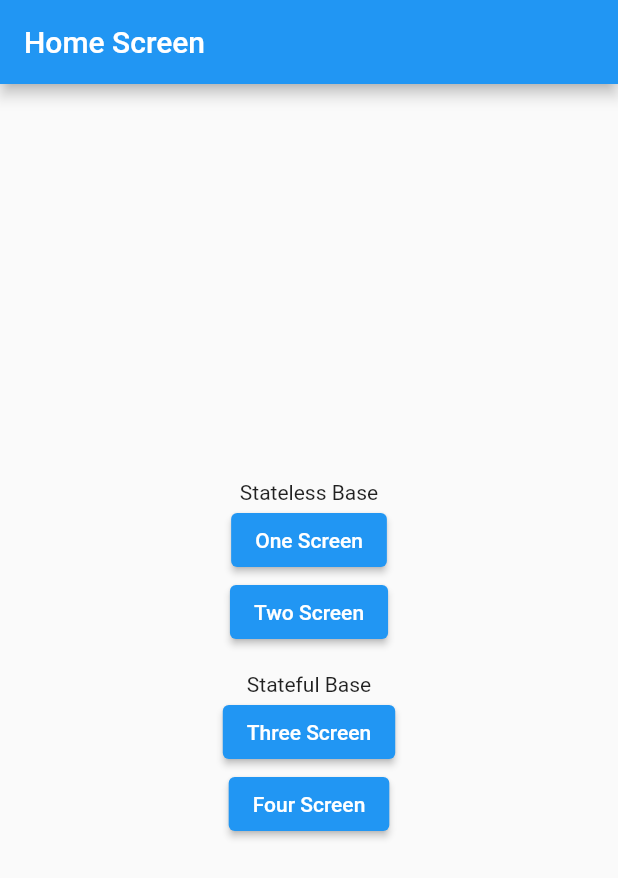
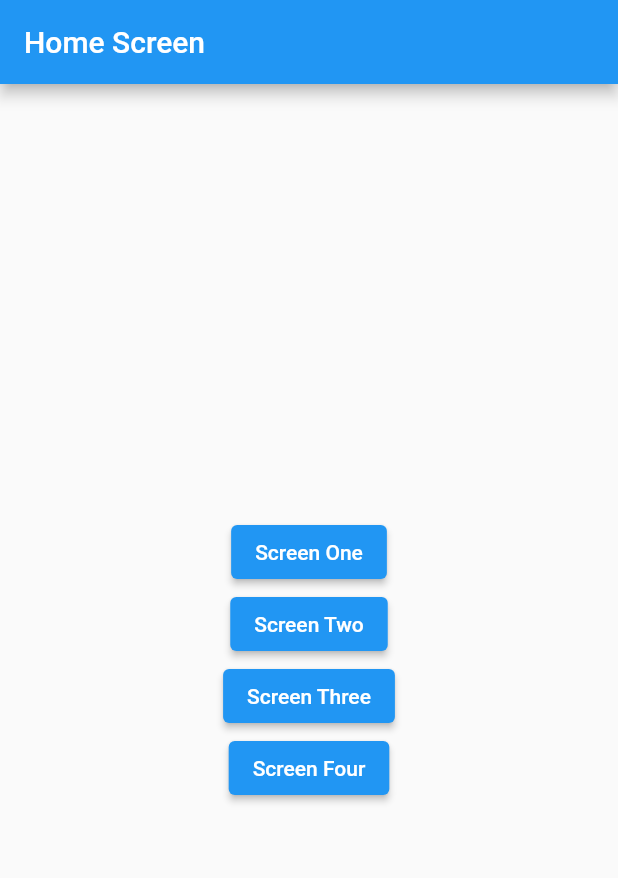
Before and after one commit to sHong7512/flutter_abstract_widget, a Flutter app: the screen it shows after launch, on a phone screen of 412 x 824 dp. Shown: the top 878 px of the screen. Run offline on Flutter 3.47's test engine with Material 2 defaults, Android fonts, the phone set to English and light mode, and no system bars.

Commit message:
[Add] MainLayout & [Change] Simple route

```diff
--- /dev/null
+++ b/lib/base/main_layout.dart
@@ -0,0 +1,22 @@
+import 'package:flutter/material.dart';
+
+class MainLayout extends StatelessWidget {
+  final Widget title;
+  final Widget body;
+
+  const MainLayout({
+    Key? key,
+    required this.title,
+    required this.body,
+  }) : super(key: key);
+
+  @override
+  Widget build(BuildContext context) {
+    return Scaffold(
+      appBar: AppBar(
+        title: title,
+      ),
+      body: body,
+    );
+  }
+}
--- a/lib/main.dart
+++ b/lib/main.dart
@@ -3,6 +3,8 @@ import 'package:abstract_widget/screen/stateful/screen_three.dart';
 import 'package:abstract_widget/screen/stateless/screen_one.dart';
 import 'package:abstract_widget/screen/stateless/screen_two.dart';
 import 'package:flutter/material.dart';
+
+import 'base/main_layout.dart';
 
 void main() {
   runApp(
@@ -12,47 +14,55 @@ void main() {
   );
 }
 
+class ScreenModel {
+  final WidgetBuilder builder;
+  final String name;
+
+  ScreenModel({
+    required this.builder,
+    required this.name,
+  });
+}
+
 class HomeScreen extends StatelessWidget {
-  const HomeScreen({Key? key}) : super(key: key);
+  HomeScreen({Key? key}) : super(key: key);
+
+  final screens = [
+    ScreenModel(
+      builder: (_) => ScreenOne(),
+      name: 'Screen One',
+    ),
+    ScreenModel(
+      builder: (_) => ScreenTwo(title: 'SCREEN TWO'),
+      name: 'Screen Two',
+    ),
+    ScreenModel(
+      builder: (_) => ScreenThree(),
+      name: 'Screen Three',
+    ),
+    ScreenModel(
+      builder: (_) => ScreenFour(title: 'SCREEN FOUR'),
+      name: 'Screen Four',
+    ),
+  ];
 
   @override
   Widget build(BuildContext context) {
-    return Scaffold(
-      appBar: AppBar(
-        title: Text('Home Screen'),
-      ),
+    return MainLayout(
+      title: Text('Home Screen'),
       body: Center(
         child: Column(
           mainAxisAlignment: MainAxisAlignment.center,
-          children: [
-            Text('Stateless Base'),
-            ElevatedButton(
-              onPressed: () {
-                Navigator.of(context).push(MaterialPageRoute(builder: (_) => ScreenOne()));
-              },
-              child: Text('One Screen'),
-            ),
-            ElevatedButton(
-              onPressed: () {
-                Navigator.of(context).push(MaterialPageRoute(builder: (_) => ScreenTwo(title: 'SCREEN TWO')));
-              },
-              child: Text('Two Screen'),
-            ),
-            SizedBox(height: 16),
-            Text('Stateful Base'),
-            ElevatedButton(
-              onPressed: () {
-                Navigator.of(context).push(MaterialPageRoute(builder: (_) => ScreenThree()));
-              },
-              child: Text('Three Screen'),
-            ),
-            ElevatedButton(
-              onPressed: () {
-                Navigator.of(context).push(MaterialPageRoute(builder: (_) => ScreenFour(title: 'SCREEN FOUR')));
-              },
-              child: Text('Four Screen'),
-            ),
-          ],
+          children: screens
+              .map(
+                (screen) => ElevatedButton(
+                  onPressed: () {
+                    Navigator.of(context).push(MaterialPageRoute(builder: screen.builder));
+                  },
+                  child: Text(screen.name),
+                ),
+              )
+              .toList(),
         ),
       ),
     );
--- a/lib/screen/stateful/screen_four.dart
+++ b/lib/screen/stateful/screen_four.dart
@@ -1,5 +1,5 @@
 import 'package:flutter/material.dart';
-import 'package:abstract_widget/screen/base_stateful_widget.dart';
+import 'package:abstract_widget/base/base_stateful_widget.dart';
 
 class ScreenFour extends BaseStatefulWidget {
   ScreenFour({super.key, required super.title});
--- a/lib/screen/stateful/screen_three.dart
+++ b/lib/screen/stateful/screen_three.dart
@@ -1,4 +1,4 @@
-import 'package:abstract_widget/screen/base_stateful_widget.dart';
+import 'package:abstract_widget/base/base_stateful_widget.dart';
 
 class ScreenThree extends BaseStatefulWidget {
   // ScreenThree({super.key});
--- a/lib/screen/stateless/screen_one.dart
+++ b/lib/screen/stateless/screen_one.dart
@@ -1,4 +1,4 @@
-import 'package:abstract_widget/screen/base_stateless_widget.dart';
+import 'package:abstract_widget/base/base_stateless_widget.dart';
 
 class ScreenOne extends BaseStatelessWidget{
   // ScreenOne({super.key});
--- a/lib/screen/stateless/screen_two.dart
+++ b/lib/screen/stateless/screen_two.dart
@@ -1,4 +1,4 @@
-import 'package:abstract_widget/screen/base_stateless_widget.dart';
+import 'package:abstract_widget/base/base_stateless_widget.dart';
 import 'package:flutter/material.dart';
 
 class ScreenTwo extends BaseStatelessWidget {
```
Also changed, not shown: lib/base/base_stateful_widget.dart (renamed from lib/screen/base_stateless_widget.dart, +16 -9 lines), lib/base/base_stateless_widget.dart (renamed from lib/screen/base_stateful_widget.dart, +8 -16 lines).
